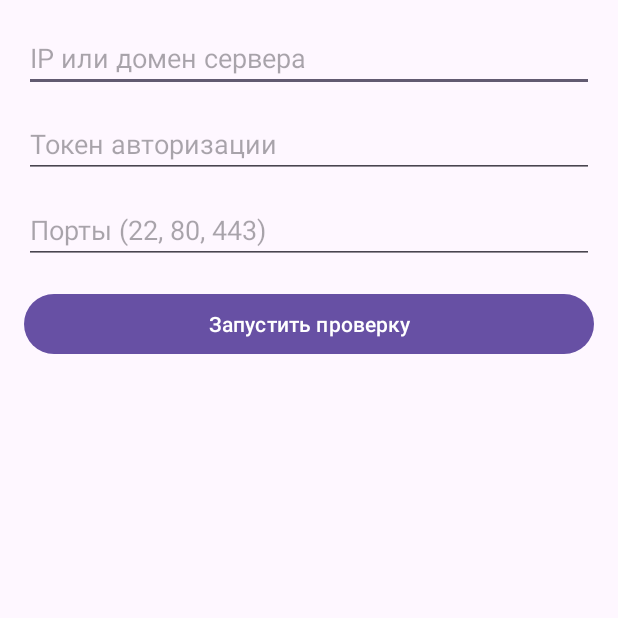
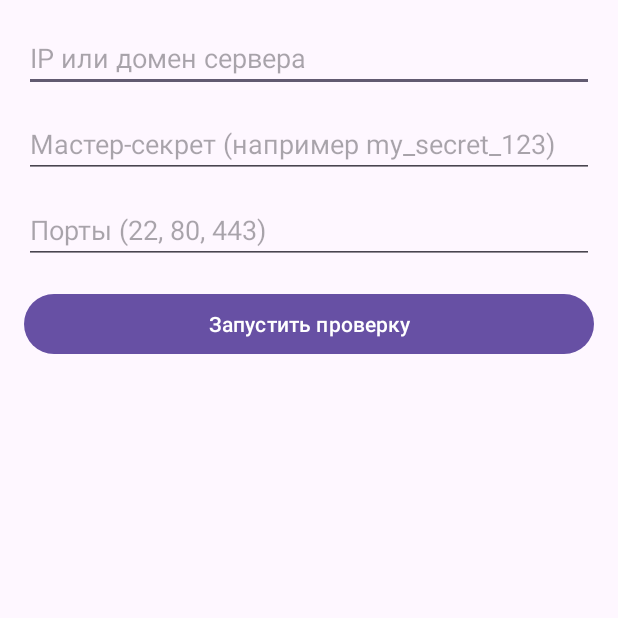
Before and after one commit to FF3mail/port-scanner, an Android app: the screen it shows after launch (MainActivity), on a phone screen of 412 x 824 dp, the top half of it. Run offline under Robolectric (Android 15) with nearby library versions, the phone set to English and light mode, and no system bars.

Commit message:
Clarify Android master-secret handling and notification denial UX.
Require explicit secret for token generation; improve POST_NOTIFICATIONS denial toast.

Co-authored-by: FF3mail <FF3mail@users.noreply.github.com>

```diff
--- a/android/app/src/main/java/com/example/portscanner/data/NetworkClient.kt
+++ b/android/app/src/main/java/com/example/portscanner/data/NetworkClient.kt
@@ -135,14 +135,20 @@ class NetworkClient {
         const val PORT_TIMEOUT_MS = 1500L
         const val MAX_PORTS = 30
         const val TOKEN_VALIDITY_SECONDS = 6 * 3600L
-        const val SECRET_TOKEN = "my_secret_123"
+
+        /**
+         * Demo master secret documented in prompts/00_overview.md.
+         * Not used for live scan requests — callers must pass the UI-entered secret.
+         */
+        const val DEMO_SECRET_TOKEN = "my_secret_123"
 
         /**
          * Тот же алгоритм, что на сервере: SHA-256(master_secret + ":" + window_id), lowercase hex.
          * window_id = floor(unix_seconds / TOKEN_VALIDITY_SECONDS).
+         * Requires an explicit master secret (from UI); no hardcoded fallback for live scans.
          */
         fun generateTimeLimitedToken(
-            masterSecret: String = SECRET_TOKEN,
+            masterSecret: String,
             unixSeconds: Long = System.currentTimeMillis() / 1000L,
         ): String {
             val windowId = unixSeconds / TOKEN_VALIDITY_SECONDS
--- a/android/app/src/main/res/values/strings.xml
+++ b/android/app/src/main/res/values/strings.xml
@@ -2,7 +2,7 @@
 <resources>
     <string name="app_name">Port Scanner</string>
     <string name="hint_server_ip">IP или домен сервера</string>
-    <string name="hint_token">Токен авторизации</string>
+    <string name="hint_token">Мастер-секрет (например my_secret_123)</string>
     <string name="hint_ports">Порты (22, 80, 443)</string>
     <string name="button_start_scan">Запустить проверку</string>
 </resources>
```
Also changed, not shown: android/app/src/main/java/com/example/portscanner/presentation/MainActivity.kt (+8 -2 lines).
